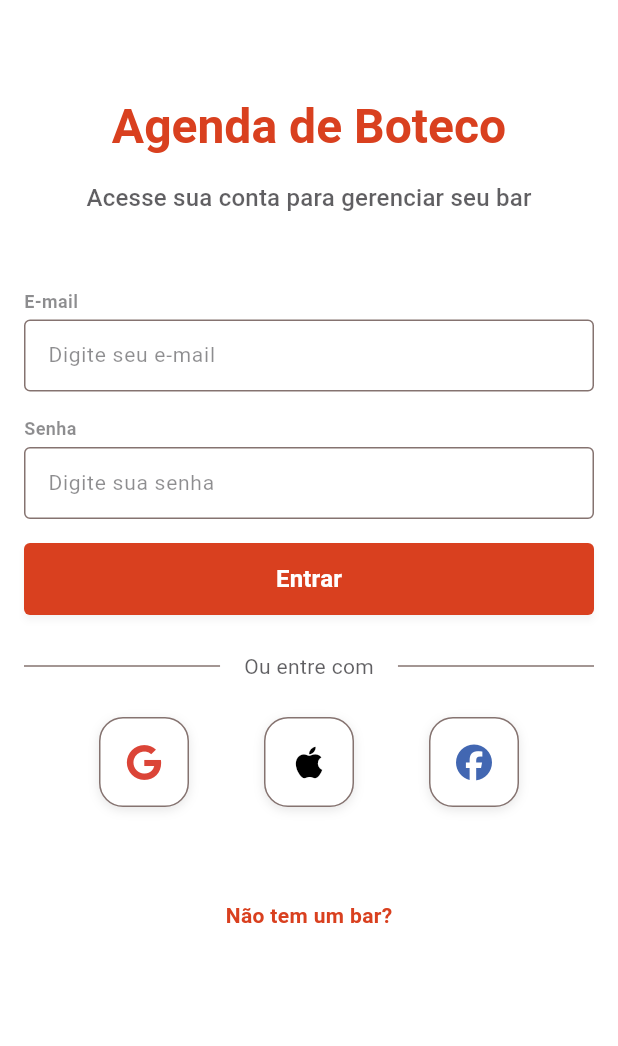
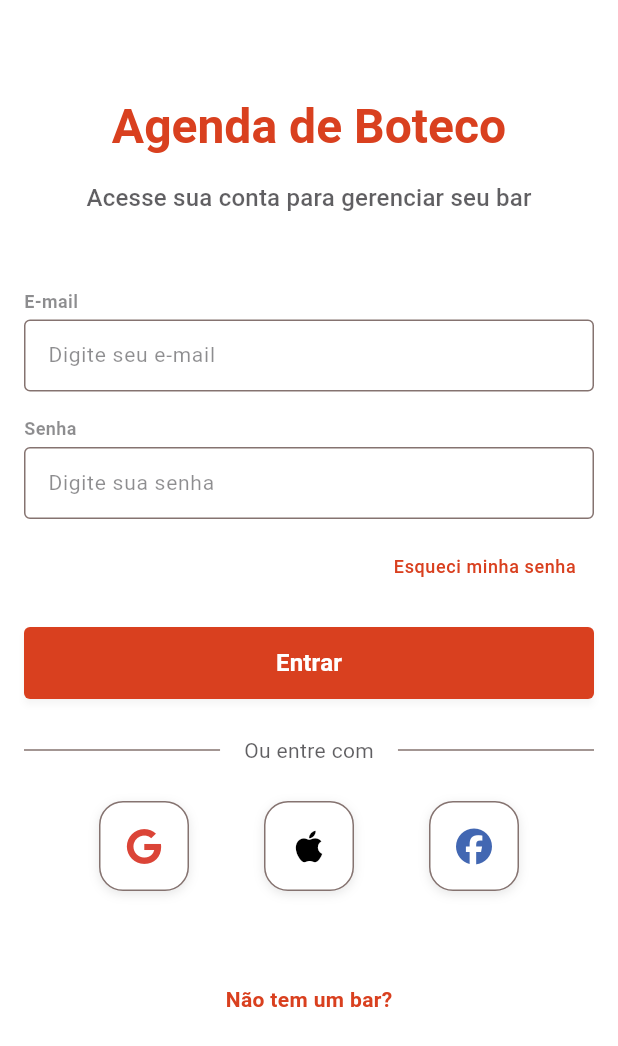
Before and after one commit to andredalsochio/bar-boss-mobile, a Flutter app: the screen it shows after launch, on a phone screen of 412 x 824 dp. Shown: the top 1046 px of the screen. Run offline on Flutter 3.47's test engine with Material 3 defaults, Android fonts, the phone set to English and light mode, and no system bars; drawn by our look-alikes of toastification; our stand-ins replace cloud_firestore, firebase_auth, firebase_core, firebase_crashlytics, firebase_remote_config, font_awesome_flutter and 9 more; missing offline and left inert: flutter_facebook_auth, search_cep; accounts and stored records are empty; generated files the repository leaves out were written again.

Commit message:
feat: add forgot password link and Firebase configuration guide
- Add 'Esqueci minha senha' link to login page
- Implement navigation to forgot password page
- Update AUTH_FLOW.md with password recovery flow
- Create FIREBASE_CONFIGURATION.md with setup instructions
- Configure Firebase Auth password policy (8 chars minimum)
- Set project public name to 'Agenda de Boteco' for emails

```diff
--- a/lib/app/modules/auth/views/login_page.dart
+++ b/lib/app/modules/auth/views/login_page.dart
@@ -131,6 +131,10 @@ class _LoginPageState extends State<LoginPage> {
     context.pushNamed('registerStep1');
   }
 
+  void _goToForgotPassword() {
+    context.pushNamed('forgotPassword');
+  }
+
   @override
   Widget build(BuildContext context) {
     return Scaffold(
@@ -182,6 +186,21 @@ class _LoginPageState extends State<LoginPage> {
                     controller: _passwordController,
                     obscureText: true,
                     validator: (value) => Validators.password(value),
+                  ),
+                  const SizedBox(height: AppSizes.spacingSmall),
+                  // Link "Esqueci minha senha"
+                  Align(
+                    alignment: Alignment.centerRight,
+                    child: TextButton(
+                      onPressed: _goToForgotPassword,
+                      child: Text(
+                        AppStrings.forgotPasswordButton,
+                        style: Theme.of(context).textTheme.bodySmall?.copyWith(
+                              color: AppColors.primary(context),
+                              fontWeight: FontWeight.w500,
+                            ),
+                      ),
+                    ),
                   ),
                   const SizedBox(height: AppSizes.spacingMedium),
                   // Botão de login
```
Also changed, not shown: 2 other files.
